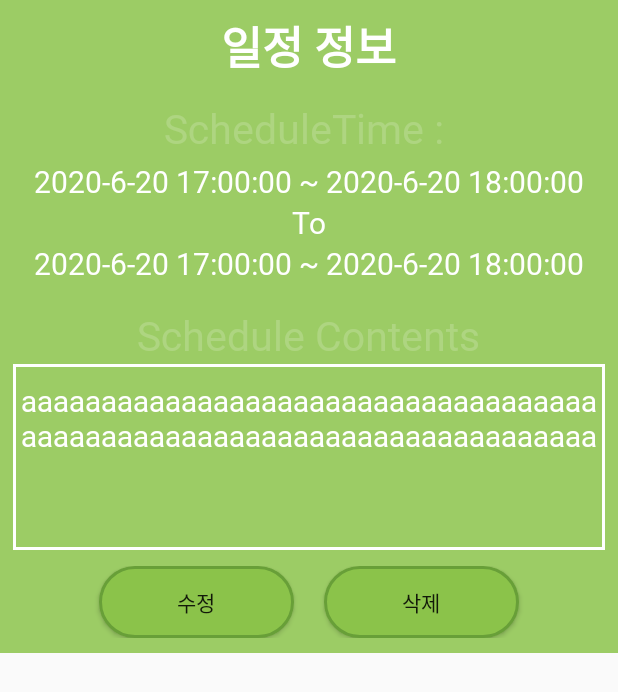
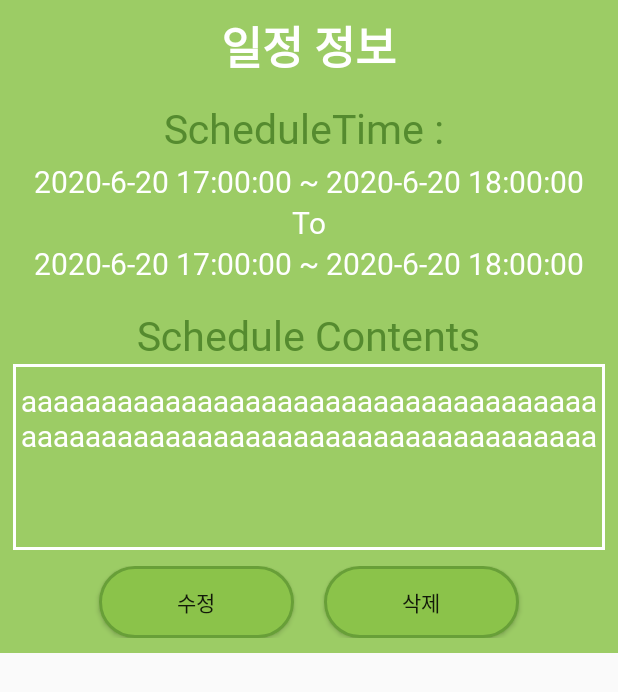
Before and after one commit to WiFros/SE_termProject, an Android app: the layout activity_schedule_pop_up.xml on its own in the app's theme, with its tools: preview values and no code run, on a phone screen of 412 x 824 dp. Shown: the top 692 px of the screen. Run offline under Robolectric (Android 15) with nearby library versions, the phone set to English and light mode, and no system bars.

Commit message:
Add test and Change color

```diff
--- a/SaveTheTime/app/src/main/res/layout/activity_calendar.xml
+++ b/SaveTheTime/app/src/main/res/layout/activity_calendar.xml
@@ -25,6 +25,7 @@
         android:layout_width="match_parent"
         android:layout_height="match_parent">
 
+
         <com.prolificinteractive.materialcalendarview.MaterialCalendarView
             android:id="@+id/calendarView"
             android:layout_width="match_parent"
@@ -34,7 +35,6 @@
             tools:ignore="MissingConstraints">
 
         </com.prolificinteractive.materialcalendarview.MaterialCalendarView>
-
 
         <include layout="@layout/schedule_bottom_sheet" />
 
--- a/SaveTheTime/app/src/main/res/layout/activity_create_schedule.xml
+++ b/SaveTheTime/app/src/main/res/layout/activity_create_schedule.xml
@@ -175,7 +175,7 @@
             android:fontFamily="@font/font_2"
             android:onClick="registerSchedule"
             android:text="등록"
-            android:textColor="#CCC6C6"
+            android:textColor="@color/colorPrimaryDark"
             android:textSize="30sp" />
     </LinearLayout>
 
--- a/SaveTheTime/app/src/main/res/layout/activity_schedule_pop_up.xml
+++ b/SaveTheTime/app/src/main/res/layout/activity_schedule_pop_up.xml
@@ -44,7 +44,7 @@
             android:layout_marginTop="5dp"
             android:fontFamily="@font/font_2"
             android:text="ScheduleTime : "
-            android:textColor="@color/loginIcon"
+            android:textColor="#558B2F"
             android:textSize="27sp" />
 
         <TextView
@@ -111,7 +111,7 @@
             android:layout_marginTop="15dp"
             android:fontFamily="@font/font_2"
             android:text="Schedule Contents"
-            android:textColor="@color/loginIcon"
+            android:textColor="#558B2F"
             android:textSize="27sp" />
 
         <LinearLayout
```
Also changed, not shown: 2 other files.
